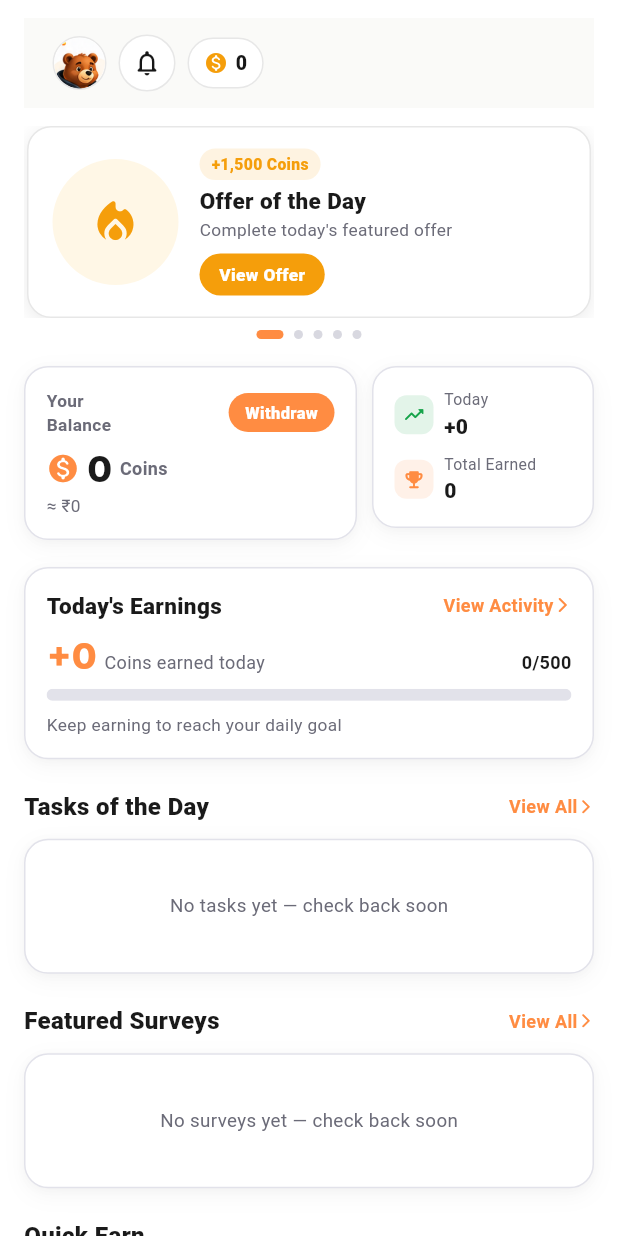
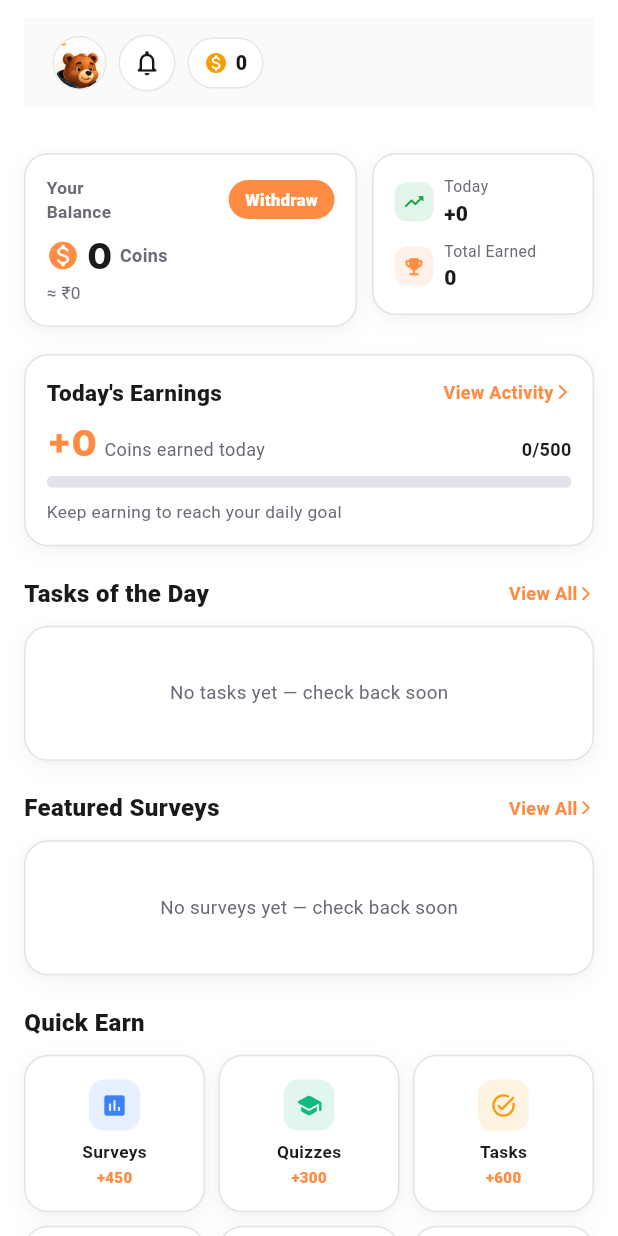
Before and after one commit to my-smm-panel/coinvault-frontend, a Flutter app: the HomeTab screen opened directly, on a phone screen of 412 x 824 dp. Run offline on Flutter 3.47's test engine with Material 3 defaults, Android fonts, the phone set to English and light mode, and no system bars; our stand-ins replace firebase_auth, firebase_core, firebase_database, google_fonts, google_sign_in, shared_preferences; accounts and stored records are empty; network calls fail.

Commit message:
refactor: remove ALL remaining hardcoded data from user app — backend-driven
- home: promo carousel, recommended row, daily missions, limited offers now
  built from real /api/offers + /api/surveys + /api/activity; empty when no data
- earn: high-reward, new-today, recommended sections from real offers
- redeem + withdraw: gift-card brand grids now fetched from /api/giftcards
  (were 12 hardcoded brands) with loading/empty/error states
- removed all hardcoded coin amounts (1500/750/500/900/700/3000/...) and
  fake task/survey/quiz entries
- AppRepository: added fetchGiftCards()
- dart analyze lib/ -> 0 errors

```diff
--- a/lib/screens/earn_screen.dart
+++ b/lib/screens/earn_screen.dart
@@ -735,9 +735,8 @@ class _EarnScreenState extends State<EarnScreen> {
                 'min': (((o['coins'] ?? 0) as num).toInt() ~/ 40).clamp(5, 40),
                 'badge': 'High Reward',
               }),
-      {'title': 'Mega App Offer', 'provider': 'PubScale', 'coins': 3000, 'min': 25, 'badge': 'High Reward'},
-      {'title': 'Premium Survey Bundle', 'provider': 'Cint', 'coins': 1500, 'min': 18, 'badge': 'Popular'},
     ];
+    if (high.isEmpty) return const SizedBox.shrink();
     return ListView.separated(
       shrinkWrap: true,
       physics: const NeverScrollableScrollPhysics(),
@@ -827,7 +826,6 @@ class _EarnScreenState extends State<EarnScreen> {
             'coins': ((s['rewardCoins'] ?? s['coins'] ?? 0) as num).toInt(),
             'min': int.tryParse((s['durationMinutes'] ?? 5).toString()) ?? 5,
           }),
-      {'title': 'New Quiz Live', 'sub': 'General Knowledge', 'coins': 100, 'min': 5},
     ];
     if (fresh.isEmpty) return _emptyStrip('Nothing new today');
     return SizedBox(
@@ -894,12 +892,26 @@ class _EarnScreenState extends State<EarnScreen> {
 
   // ───────────────────────── recommended ──────────────────────────────────
   Widget _recommendedSection() {
-    final rec = <Map<String, dynamic>>[
-      {'title': 'Short Survey', 'coins': 50, 'min': 3, 'icon': Icons.poll_rounded, 'color': const Color(0xFF3B82F6), 'page': const SurveysScreen()},
-      {'title': 'High Reward Task', 'coins': 900, 'min': 15, 'icon': Icons.rocket_launch_rounded, 'color': _primary, 'page': const TaskDetailScreen(provider: 'PubScale', title: 'High Reward Task', desc: 'Complete this offer to earn coins.', coins: 900, steps: ['Open', 'Complete', 'Get coins'])},
-      {'title': 'New Offer', 'coins': 700, 'min': 12, 'icon': Icons.local_offer_rounded, 'color': const Color(0xFF16A34A), 'page': const TaskDetailScreen(provider: 'CPI Droid', title: 'New Offer', desc: 'Complete this offer to earn coins.', coins: 700, steps: ['Open', 'Complete', 'Get coins'])},
-      {'title': 'Quick Quiz', 'coins': 100, 'min': 4, 'icon': Icons.quiz_rounded, 'color': const Color(0xFF8B5CF6), 'page': const QuizScreen()},
-    ];
+    // Built from REAL offers — no hardcoded rewards or tasks.
+    final rec = <Map<String, dynamic>>[];
+    for (final o in _offers.take(4)) {
+      final coins = ((o['coins'] ?? 0) as num).toInt();
+      rec.add({
+        'title': (o['title'] ?? 'Offer').toString(),
+        'coins': coins,
+        'min': (coins ~/ 40).clamp(3, 40),
+        'icon': Icons.local_offer_rounded,
+        'color': _primary,
+        'page': TaskDetailScreen(
+          provider: (o['provider'] ?? 'Partner').toString(),
+          title: (o['title'] ?? 'Offer').toString(),
+          desc: (o['shortDesc'] ?? o['description'] ?? 'Complete this offer to earn coins.').toString(),
+          coins: coins,
+          steps: ((o['instructions'] ?? []) as List).map((e) => e.toString()).toList(),
+        ),
+      });
+    }
+    if (rec.isEmpty) return const SizedBox.shrink();
     return SizedBox(
       height: 140,
       child: ListView.separated(
--- a/lib/screens/home_screen.dart
+++ b/lib/screens/home_screen.dart
@@ -480,58 +480,33 @@ class _HomeTabState extends State<HomeTab> {
     );
   }
 
-  // ───────────────────────── Promo carousel ────────────────────────────────
+  // ───────────────────────── Promo carousel ───────────────────────────────
+  // Slides are built from REAL offers fetched from the backend — never
+  // hardcoded. If the backend returns no offers, the carousel is hidden.
   Widget _promoCarousel(BuildContext context) {
+    final offers = _offers.take(5).toList();
+    if (offers.isEmpty) return const SizedBox.shrink();
+
+    const accents = [
+      Color(0xFFF59E0B), Color(0xFF16A34A), Color(0xFF3B82F6),
+      Color(0xFF8B5CF6), Color(0xFFEC4899),
+    ];
+    const accentSofts = [
+      Color(0xFFFFF7E6), Color(0xFFE9F7EE), Color(0xFFEAF1FF),
+      Color(0xFFF1ECFE), Color(0xFFFDF0F6),
+    ];
+
     return HomeBannerCarousel(
       slides: [
+        for (var i = 0; i < offers.length; i++)
           BannerSlide(
-          title: 'Offer of the Day',
-          subtitle: "Complete today's featured offer",
+            title: (offers[i]['title'] ?? 'Offer').toString(),
+            subtitle: (offers[i]['shortDesc'] ?? offers[i]['description'] ?? 'Tap to view offer').toString(),
             cta: 'View Offer',
-          icon: Icons.local_fire_department_rounded,
-          accent: const Color(0xFFF59E0B),
-          accentSoft: const Color(0xFFFFF7E6),
-          reward: '+1,500 Coins',
-          onTap: () => _push(context, const EarnScreen()),
-        ),
-        BannerSlide(
-          title: 'Task of the Day',
-          subtitle: 'Finish this task and earn extra coins',
-          cta: 'Start Task',
-          icon: Icons.task_alt_rounded,
-          accent: const Color(0xFF16A34A),
-          accentSoft: const Color(0xFFE9F7EE),
-          reward: '+750 Coins',
-          onTap: () => _push(context, const EarnScreen()),
-        ),
-        BannerSlide(
-          title: 'Featured Survey',
-          subtitle: 'Your opinion can earn you coins',
-          cta: 'Take Survey',
-          icon: Icons.poll_rounded,
-          accent: const Color(0xFF3B82F6),
-          accentSoft: const Color(0xFFEAF1FF),
-          reward: 'Up to 500 Coins',
-          onTap: () => _push(context, const SurveysScreen()),
-        ),
-        BannerSlide(
-          title: 'Limited Time',
-          subtitle: 'Extra rewards available today',
-          cta: 'Explore',
-          icon: Icons.bolt_rounded,
-          accent: const Color(0xFF8B5CF6),
-          accentSoft: const Color(0xFFF1ECFE),
-          reward: 'Earn More',
-          onTap: () => _push(context, const EarnScreen()),
-        ),
-        BannerSlide(
-          title: 'Mega Offer',
-          subtitle: 'Complete multiple milestones',
-          cta: 'View Offer',
-          icon: Icons.emoji_events_rounded,
-          accent: const Color(0xFFEC4899),
-          accentSoft: const Color(0xFFFDF0F6),
-          reward: 'Up to 3,000 Coins',
+            icon: Icons.local_offer_rounded,
+            accent: accents[i % accents.length],
+            accentSoft: accentSofts[i % accentSofts.length],
+            reward: '+${((offers[i]['coins'] ?? 0) as num).toInt()} Coins',
             onTap: () => _push(context, const EarnScreen()),
           ),
       ],
@@ -1125,20 +1100,31 @@ class _HomeTabState extends State<HomeTab> {
 
   // ───────────────────────── Recommended ───────────────────────────────────
   Widget _recommendedRow(BuildContext context) {
-    final recs = <Map<String, dynamic>>[
-      {'t': 'Short Survey', 'c': 120, 'm': '3 min', 'i': Icons.poll_rounded,
-       'col': const Color(0xFF3B82F6), 'cta': 'Take Survey',
-       'go': () => _push(context, const SurveysScreen())},
-      {'t': 'Quick Task', 'c': 250, 'm': '5 min', 'i': Icons.bolt_rounded,
-       'col': const Color(0xFF16A34A), 'cta': 'Start',
-       'go': () => _push(context, const EarnScreen())},
-      {'t': 'High Reward Offer', 'c': 1500, 'm': '~15 min',
-       'i': Icons.emoji_events_rounded, 'col': AppColors.primary,
-       'cta': 'View Offer', 'go': () => _push(context, const EarnScreen())},
-      {'t': 'New Survey', 'c': 320, 'm': '6 min', 'i': Icons.fiber_new_rounded,
-       'col': const Color(0xFFEC4899), 'cta': 'Start',
-       'go': () => _push(context, const SurveysScreen())},
-    ];
+    // Built from REAL backend data — surveys + offers. Never hardcoded.
+    final recs = <Map<String, dynamic>>[];
+    for (final s in _surveys.take(2)) {
+      recs.add({
+        't': (s['title'] ?? 'Survey').toString(),
+        'c': ((s['coins'] ?? s['reward'] ?? 0) as num).toInt(),
+        'm': 'Survey',
+        'i': Icons.poll_rounded,
+        'col': const Color(0xFF3B82F6),
+        'cta': 'Take Survey',
+        'go': () => _push(context, const SurveysScreen()),
+      });
+    }
+    for (final o in _offers.take(2)) {
+      recs.add({
+        't': (o['title'] ?? 'Offer').toString(),
+        'c': ((o['coins'] ?? 0) as num).toInt(),
+        'm': 'Offer',
+        'i': Icons.local_offer_rounded,
+        'col': AppColors.primary,
+        'cta': 'View Offer',
+        'go': () => _push(context, const EarnScreen()),
+      });
+    }
+    if (recs.isEmpty) return const SizedBox.shrink();
     return SizedBox(
       height: 132,
       child: ListView.separated(
@@ -1390,13 +1376,20 @@ class _HomeTabState extends State<HomeTab> {
 
   // ───────────────────────── Daily missions ────────────────────────────────
   Widget _missionsRow(BuildContext context) {
+    // Missions derived from REAL activity — no hardcoded progress or rewards.
     final spinsUsed = _spinsUsedToday;
+      final surveysDone = _activity
+          .where((a) => a is Map && (a['type'] ?? a['source'] ?? '').toString().toUpperCase().contains('SURVEY'))
+          .length;
+      final tasksDone = _activity
+          .where((a) => a is Map && (a['type'] ?? a['source'] ?? '').toString().toUpperCase().contains('TASK'))
+          .length;
       final missions = [
-      {'t': 'Complete 3 Surveys', 'cur': 2, 'target': 3, 'r': 100,
+        {'t': 'Complete 3 Surveys', 'cur': surveysDone, 'target': 3,
          'i': Icons.poll_rounded, 'col': const Color(0xFF3B82F6)},
-      {'t': 'Complete 2 Tasks', 'cur': 1, 'target': 2, 'r': 150,
+        {'t': 'Complete 2 Tasks', 'cur': tasksDone, 'target': 2,
          'i': Icons.task_alt_rounded, 'col': const Color(0xFF16A34A)},
-      {'t': 'Use 2 Free Spins', 'cur': spinsUsed, 'target': 2, 'r': 20,
+        {'t': 'Use 2 Free Spins', 'cur': spinsUsed, 'target': 2,
          'i': Icons.donut_large_rounded, 'col': const Color(0xFFF59E0B)},
     ];
     return Column(
@@ -1450,7 +1443,7 @@ class _HomeTabState extends State<HomeTab> {
                   ),
                 ),
                 const SizedBox(width: 8),
-                Text('+${m['r']}',
+                Text('${(progress * 100).toInt()}%',
                     style: const TextStyle(
                         fontSize: 14,
                         fontWeight: FontWeight.w800,
@@ -1492,7 +1485,7 @@ class _HomeTabState extends State<HomeTab> {
                     style: TextStyle(
                         fontSize: 12, color: AppColors.textSecondary)),
                 const SizedBox(height: 4),
-                const Text('+100 Coins per friend who joins',
+                const Text('Coins for every friend who joins',
                     style: TextStyle(
                         fontSize: 11.5,
                         fontWeight: FontWeight.w700,
@@ -1539,15 +1532,20 @@ class _HomeTabState extends State<HomeTab> {
 
   // ───────────────────────── Limited-time offers ───────────────────────────
   Widget _limitedOffers(BuildContext context) {
+    // Built from REAL offers — no hardcoded rewards.
     final now = DateTime.now();
-    final offers = <Map<String, dynamic>>[
-      {'t': 'Flash Survey', 'c': 500, 'h': 4, 'i': Icons.poll_rounded,
-       'col': const Color(0xFF3B82F6), 'req': 'Complete 1 survey'},
-      {'t': 'Task Marathon', 'c': 900, 'h': 9, 'i': Icons.task_alt_rounded,
-       'col': const Color(0xFF16A34A), 'req': 'Finish 3 tasks'},
-      {'t': 'Spin Bonus', 'c': 150, 'h': 2, 'i': Icons.donut_large_rounded,
-       'col': const Color(0xFFF59E0B), 'req': 'Use daily spins'},
-    ];
+    final offers = <Map<String, dynamic>>[];
+    for (final o in _offers.take(5)) {
+      offers.add({
+        't': (o['title'] ?? 'Offer').toString(),
+        'c': ((o['coins'] ?? 0) as num).toInt(),
+        'h': 24,
+        'i': Icons.local_offer_rounded,
+        'col': AppColors.primary,
+        'req': (o['shortDesc'] ?? o['description'] ?? 'Complete to earn').toString(),
+      });
+    }
+    if (offers.isEmpty) return const SizedBox.shrink();
     return SizedBox(
       height: 150,
       child: ListView.separated(
```
Also changed, not shown: lib/screens/redeem_screen.dart (+100 -23 lines), lib/screens/withdraw_screen.dart (+25 -14 lines), lib/services/app_repository.dart (+16 -1 lines). Lines whose indentation alone changed are shown as unchanged.
